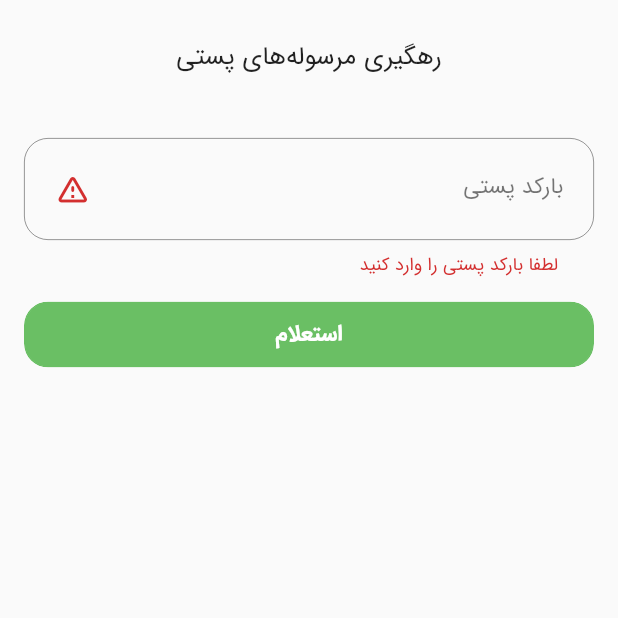
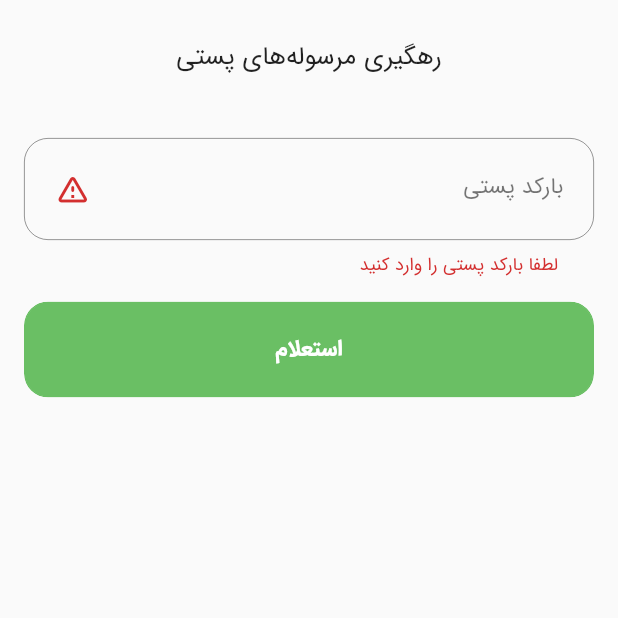
Before and after one commit to mahdidahouei/postTracking, a Flutter app: the screen it shows after launch, after a tap on "استعلام", on a phone screen of 412 x 824 dp, the top half of it. Run offline on Flutter 3.47's test engine with Material 2 defaults, Android fonts, the phone set to English and light mode, and no system bars; our stand-ins replace bloc, cookie_jar, dio, dio_cookie_manager, drift, equatable and 1 more; accounts and stored records are empty; generated files the repository leaves out were written again; network calls fail.

Commit message:
improved ui

```diff
--- a/lib/l10n/app_fa.arb
+++ b/lib/l10n/app_fa.arb
@@ -17,5 +17,6 @@
     "price": "هزینه پستی",
     "moreInfo": "اطلاعات بیشتر",
     "back": "برگشت",
-    "trackingPostalGoods": "رهگیری مرسوله‌های پستی"
+    "trackingPostalGoods": "رهگیری مرسوله‌های پستی",
+    "recentTracking": "استعلام‌های اخیر"
 }
--- a/lib/main.dart
+++ b/lib/main.dart
@@ -3,5 +3,6 @@ import 'package:flutter/material.dart';
 import 'src/app.dart';
 
 void main() {
+  WidgetsFlutterBinding.ensureInitialized();
   runApp(const MyApp());
 }
--- /dev/null
+++ b/lib/src/ui/global/animations/animated_size_opacity.dart
@@ -0,0 +1,24 @@
+import 'package:flutter/material.dart';
+import 'package:post_tracking/src/ui/global/animations/my_animated_opacity.dart';
+
+class AnimatedSizeOpacity extends StatelessWidget {
+  const AnimatedSizeOpacity({Key? key, required this.child, this.show = true})
+      : super(key: key);
+  final Widget child;
+  final bool show;
+
+  @override
+  Widget build(BuildContext context) {
+    return AnimatedSize(
+      duration: const Duration(milliseconds: 200),
+      child: MyAnimatedOpacity(
+        show: show,
+        duration: const Duration(milliseconds: 500),
+        reverseDuration: const Duration(milliseconds: 200),
+        curve: const Interval(0.6, 1.0, curve: Curves.easeInOut),
+        disposesHiddenChild: true,
+        child: child,
+      ),
+    );
+  }
+}
--- a/lib/src/ui/global/widgets/app_button.dart
+++ b/lib/src/ui/global/widgets/app_button.dart
@@ -5,7 +5,7 @@ import '../utils/constants.dart';
 import 'dismissible_focus.dart';
 
 class AppButton extends StatelessWidget {
-  static const height = 44.0;
+  static const height = 64.0;
 
   const AppButton({
     Key? key,
--- a/lib/src/ui/pages/main_page/main_page.dart
+++ b/lib/src/ui/pages/main_page/main_page.dart
@@ -1,4 +1,5 @@
 import 'package:flutter/material.dart';
+import 'package:flutter/services.dart';
 import 'package:flutter_bloc/flutter_bloc.dart';
 import 'package:flutter_gen/gen_l10n/app_localizations.dart';
 
@@ -20,7 +21,15 @@ class _MainPageState extends State<MainPage> {
   @override
   Widget build(BuildContext context) {
     final localizations = AppLocalizations.of(context)!;
-    return MyScaffold(
+    final themeData = Theme.of(context);
+    return AnnotatedRegion<SystemUiOverlayStyle>(
+      value: SystemUiOverlayStyle(
+        statusBarColor: Colors.transparent,
+        statusBarIconBrightness: themeData.brightness == Brightness.light
+            ? Brightness.dark
+            : Brightness.light,
+      ),
+      child: MyScaffold(
         appBar: MyAppBar(
           title: localizations.trackingPostalGoods,
         ),
@@ -42,6 +51,7 @@ class _MainPageState extends State<MainPage> {
             );
           },
         ),
+      ),
     );
   }
 }
--- a/lib/src/ui/pages/main_page/widgets/recent_tracking_numbers.dart
+++ b/lib/src/ui/pages/main_page/widgets/recent_tracking_numbers.dart
@@ -2,6 +2,8 @@ import 'package:flutter/material.dart';
 import 'package:flutter/services.dart';
 import 'package:flutter_bloc/flutter_bloc.dart';
 import 'package:flutter_gen/gen_l10n/app_localizations.dart';
+import 'package:post_tracking/src/ui/global/animations/animated_size_opacity.dart';
+import 'package:post_tracking/src/ui/global/utils/constants.dart';
 
 import '../../../../data/models/tracking_data.dart';
 import '../../../global/animations/animated_zoom_in_out.dart';
@@ -39,7 +41,7 @@ class _RecentTrackingNumbersState extends State<RecentTrackingNumbers> {
   Future<void> _setTrackingNumberFromClipBoard() async {
     final clipBoardTrackingNumber = await _extractTrackingNumberFromClipBoard();
     setState(() {
-      if (clipBoardTrackingNumber != null) {
+      if (clipBoardTrackingNumber != _previousClipBoardTrackingNumber) {
         _clipBoardTrackingNumber = clipBoardTrackingNumber;
 
         _previousClipBoardTrackingNumber = _clipBoardTrackingNumber;
@@ -98,55 +100,69 @@ class _RecentTrackingNumbersState extends State<RecentTrackingNumbers> {
     return null;
   }
 
-  int _previousListLength = 0;
-
   @override
   Widget build(BuildContext context) {
     final trackingStorageBloc = BlocProvider.of<TrackingStorageBloc>(context);
     final localizations = AppLocalizations.of(context)!;
+    final themeData = Theme.of(context);
 
     return BlocBuilder<TrackingStorageBloc, TrackingStorageState>(
       bloc: trackingStorageBloc,
       builder: (context, state) {
         // _handleListLength(state.allTrackingData);
         if (state.state == LocalBlocState.loaded) {
-          return ListView.builder(
+          return Column(
+            crossAxisAlignment: CrossAxisAlignment.start,
+            children: [
+              AnimatedSizeOpacity(
+                show: _clipBoardTrackingNumber != null,
+                child: Column(
+                  crossAxisAlignment: CrossAxisAlignment.start,
+                  children: [
+                    Text(
+                      localizations.fromClipboard,
+                      style: themeData.textTheme.titleMedium,
+                    ),
+                    const SizedBox(
+                      height: 8.0,
+                    ),
+                    AnimatedZoomInOut(
+                      child: RecentTrackingItemTile(
+                        trackingData: TrackingData(
+                          name: "",
+                          trackingNumber: _clipBoardTrackingNumber ?? "",
+                        ),
+                        // animation: animation,
+                      ),
+                    ),
+                    kSpaceL,
+                  ],
+                ),
+              ),
+              if (state.allTrackingData.isNotEmpty)
+                Text(
+                  localizations.recentTracking,
+                  style: themeData.textTheme.titleMedium,
+                ),
+              const SizedBox(
+                height: 8.0,
+              ),
+              ListView.builder(
                 // key: _listKey,
-            itemCount: state.allTrackingData.length +
-                (_clipBoardTrackingNumber == null ? 0 : 1),
+                itemCount: state.allTrackingData.length,
                 shrinkWrap: true,
                 physics: const NeverScrollableScrollPhysics(),
                 itemBuilder: (context, index) {
-              late Widget tile;
-
-              if (_clipBoardTrackingNumber != null) {
-                if (index == 0) {
-                  tile = AnimatedZoomInOut(
-                    child: RecentTrackingItemTile(
-                      trackingData: TrackingData(
-                        name: localizations.fromClipboard,
-                        trackingNumber: _clipBoardTrackingNumber!,
-                      ),
-                      // animation: animation,
-                    ),
-                  );
-                } else {
-                  tile = RecentTrackingItemTile(
-                    trackingData: state.allTrackingData[index - 1],
-                    // animation: animation,
-                  );
-                }
-              } else {
-                tile = RecentTrackingItemTile(
+                  return RecentTrackingItemTile(
                     trackingData: state.allTrackingData[index],
                     // animation: animation,
                   );
-              }
-              return tile;
                 },
                 // separatorBuilder: (context, _) => const SizedBox(
                 //   height: 8.0,
                 // ),
+              ),
+            ],
           );
         }
         return const SizedBox.shrink();
--- a/lib/src/ui/pages/main_page/widgets/tracking_number_input.dart
+++ b/lib/src/ui/pages/main_page/widgets/tracking_number_input.dart
@@ -25,13 +25,15 @@ class _TrackingNumberInputState extends State<TrackingNumberInput> {
     _textEditingController = TextEditingController();
   }
 
-  void _onTap() {
+  void _onTap() async {
     final isValid = _textFieldKey.currentState?.validate() ?? true;
     if (isValid) {
       dismissFocus(context);
     }
     if (isValid) {
-      Navigator.of(context).push(
+      final navigator = Navigator.of(context);
+      await Future.delayed(const Duration(milliseconds: 85));
+      navigator.push(
         MaterialPageRoute(
           builder: (context) =>
               TrackingDataPage(trackingNumber: _textEditingController.text),
```
Also changed, not shown: lib/src/ui/global/animations/animated_typing_text_switcher.dart (added, +211 -0 lines), lib/src/ui/pages/main_page/widgets/recent_tracking_item_tile.dart (+10 -3 lines), 1 other file. Lines whose indentation alone changed are shown as unchanged.
